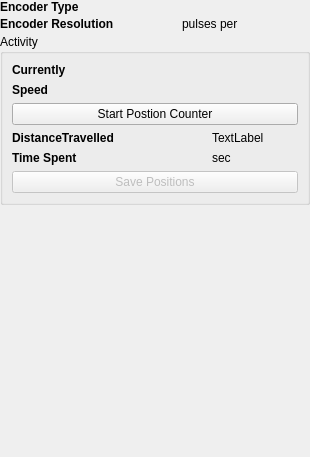
Above: acq4/devices/PositionEncoder/devGuiTemplate.ui from mgraupe/acq4 before the change. Below: the same form after it.
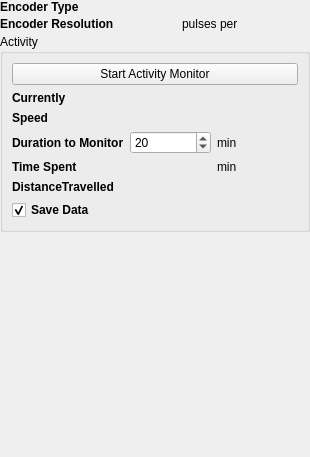
That is the form after the change.

Commit message: introduced time to monitor and save toggle

Patch:
```diff
--- a/acq4/devices/PositionEncoder/devGuiTemplate.ui
+++ b/acq4/devices/PositionEncoder/devGuiTemplate.ui
@@ -113,7 +113,7 @@
       <string>Activity</string>
      </property>
      <layout class="QGridLayout" name="gridLayout_2">
-      <item row="0" column="1" colspan="2">
+      <item row="1" column="1" colspan="2">
        <widget class="QLabel" name="ActivityLabel">
         <property name="font">
          <font>
@@ -129,7 +129,7 @@
         </property>
        </widget>
       </item>
-      <item row="3" column="0">
+      <item row="6" column="0">
        <widget class="QLabel" name="label_3">
         <property name="font">
          <font>
@@ -142,24 +142,14 @@
         </property>
        </widget>
       </item>
-      <item row="2" column="0" colspan="3">
-       <widget class="QPushButton" name="toggleCounterBtn">
-        <property name="text">
-         <string>Start Postion Counter</string>
-        </property>
-        <property name="checkable">
-         <bool>true</bool>
-        </property>
-       </widget>
-      </item>
-      <item row="3" column="1">
+      <item row="6" column="1">
        <widget class="QLabel" name="counterLabel">
         <property name="text">
          <string/>
         </property>
        </widget>
       </item>
-      <item row="0" column="0">
+      <item row="1" column="0">
        <widget class="QLabel" name="label_6">
         <property name="font">
          <font>
@@ -172,21 +162,21 @@
         </property>
        </widget>
       </item>
-      <item row="3" column="2">
+      <item row="6" column="2">
        <widget class="QLabel" name="distanceTravelledUnit">
         <property name="text">
-         <string>TextLabel</string>
+         <string/>
         </property>
        </widget>
       </item>
-      <item row="4" column="2">
+      <item row="5" column="2">
        <widget class="QLabel" name="label_7">
         <property name="text">
-         <string>sec</string>
+         <string>min</string>
         </property>
        </widget>
       </item>
-      <item row="4" column="0">
+      <item row="5" column="0">
        <widget class="QLabel" name="label_5">
         <property name="font">
          <font>
@@ -199,24 +189,64 @@
         </property>
        </widget>
       </item>
-      <item row="4" column="1">
+      <item row="4" column="2">
+       <widget class="QLabel" name="label_10">
+        <property name="text">
+         <string>min</string>
+        </property>
+       </widget>
+      </item>
+      <item row="2" column="1">
+       <widget class="QLabel" name="SpeedLabel">
+        <property name="text">
+         <string/>
+        </property>
+       </widget>
+      </item>
+      <item row="5" column="1">
        <widget class="QLabel" name="timeSpentLabel">
         <property name="text">
          <string/>
         </property>
        </widget>
       </item>
-      <item row="5" column="0" colspan="3">
-       <widget class="QPushButton" name="savePositionBtn">
-        <property name="enabled">
-         <bool>false</bool>
+      <item row="4" column="0">
+       <widget class="QLabel" name="label_9">
+        <property name="font">
+         <font>
+          <weight>75</weight>
+          <bold>true</bold>
+         </font>
         </property>
         <property name="text">
-         <string>Save Positions</string>
+         <string>Duration to Monitor</string>
         </property>
        </widget>
       </item>
-      <item row="1" column="0">
+      <item row="9" column="0" colspan="3">
+       <widget class="QCheckBox" name="saveDataCheckBox">
+        <property name="font">
+         <font>
+          <weight>75</weight>
+          <bold>true</bold>
+         </font>
+        </property>
+        <property name="text">
+         <string>Save Data</string>
+        </property>
+        <property name="checked">
+         <bool>true</bool>
+        </property>
+       </widget>
+      </item>
+      <item row="4" column="1">
+       <widget class="QSpinBox" name="MonitorTimeSpinBox">
+        <property name="value">
+         <number>20</number>
+        </property>
+       </widget>
+      </item>
+      <item row="2" column="0">
        <widget class="QLabel" name="label_8">
         <property name="font">
          <font>
@@ -229,20 +259,23 @@
         </property>
        </widget>
       </item>
-      <item row="1" column="1">
-       <widget class="QLabel" name="SpeedLabel">
-        <property name="text">
-         <string/>
-        </property>
-       </widget>
-      </item>
-      <item row="1" column="2">
+      <item row="2" column="2">
        <widget class="QLabel" name="SpeedUnit">
         <property name="text">
          <string/>
         </property>
        </widget>
       </item>
+      <item row="0" column="0" colspan="3">
+       <widget class="QPushButton" name="toggleCounterBtn">
+        <property name="text">
+         <string>Start Activity Monitor</string>
+        </property>
+        <property name="checkable">
+         <bool>true</bool>
+        </property>
+       </widget>
+      </item>
      </layout>
     </widget>
    </item>
```
The commit also changes 2 other files.
